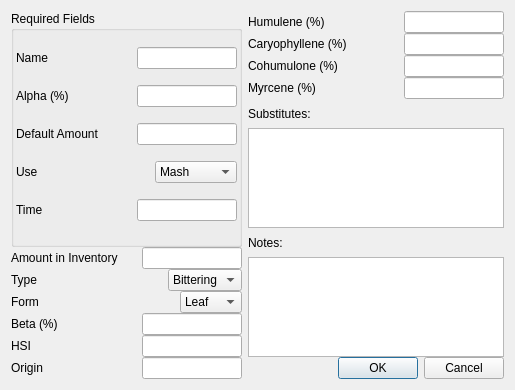
Brewtarget/brewtarget, file ui/hopEditor.ui: the form before one commit.
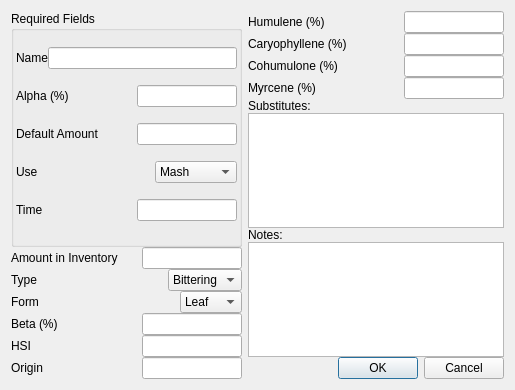
The form after the commit. Custom widgets are drawn as their Qt base class.

Commit message:
Improve fermentable, hop and yeast editor layout
There are several fields in these editors that do not grow when the window
is resized larger or are not big enough to fit content. Increase the max
size of these fields so that they can accommodate the content.

```diff
--- a/ui/hopEditor.ui
+++ b/ui/hopEditor.ui
@@ -100,7 +100,7 @@
               </property>
               <property name="maximumSize">
                <size>
-                <width>100</width>
+                <width>1000</width>
                 <height>16777215</height>
                </size>
               </property>
@@ -806,7 +806,7 @@
          <property name="maximumSize">
           <size>
            <width>1000</width>
-           <height>100</height>
+           <height>1000</height>
           </size>
          </property>
         </widget>
@@ -838,7 +838,7 @@
          <property name="maximumSize">
           <size>
            <width>1000</width>
-           <height>100</height>
+           <height>1000</height>
           </size>
          </property>
         </widget>
```
The commit also changes 2 other files.
